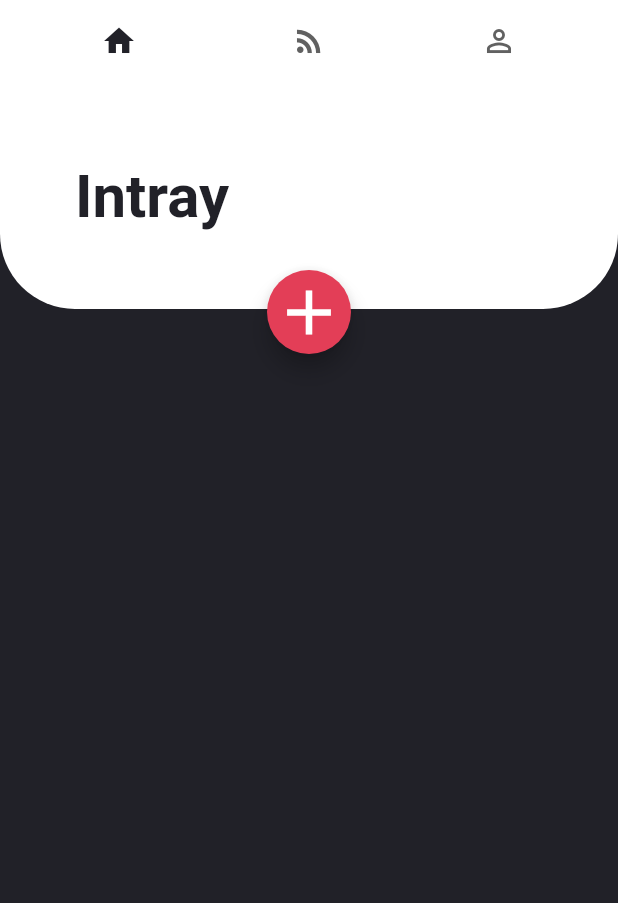
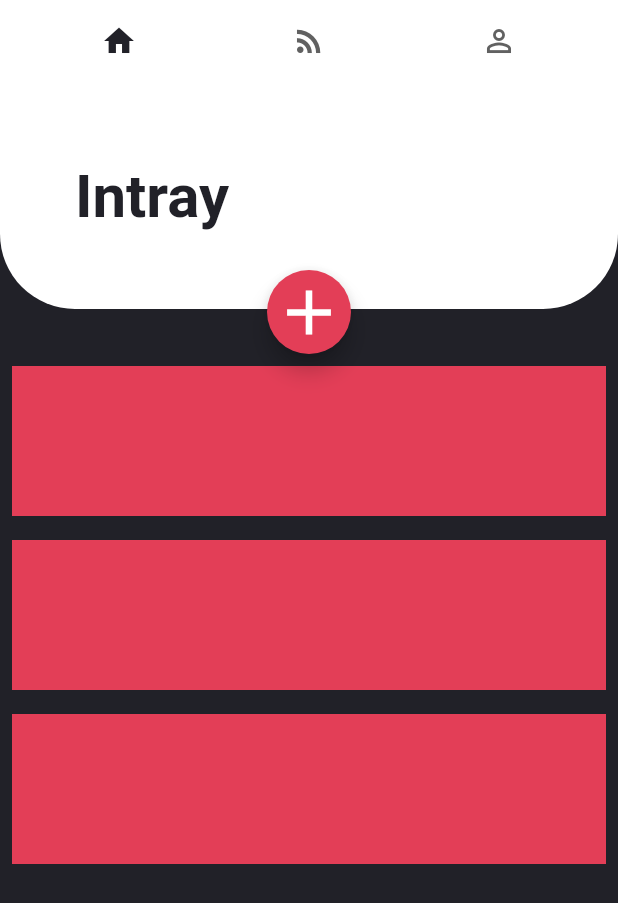
Before and after one commit to Lucxjo/Tasko-flutter, a Flutter app: the screen it shows after launch, on a phone screen of 412 x 824 dp. Shown: the top 903 px of the screen. Run offline on Flutter 3.47's test engine with Material 2 defaults, Android fonts, the phone set to English and light mode, and no system bars; Roboto replaces fonts that are missing (Avenir).

Commit message:
Added a basic list system. Will change later.

```diff
--- a/lib/views/intray/intray_view.dart
+++ b/lib/views/intray/intray_view.dart
@@ -11,6 +11,30 @@ class _IntrayViewState extends State<IntrayView> {
   Widget build(BuildContext context) {
     return Container(
       color: Colour.darkGrey,
+      child: ListView(
+        padding: EdgeInsets.only(top: 180.0),
+        children: getList(),
+      ),
     );
   }
 }
+
+List<Widget> getList() {
+  return [
+    Container(
+      margin: EdgeInsets.all(8),
+      height: 100,
+      color: Colour.red,
+    ),
+    Container(
+      margin: EdgeInsets.all(8),
+      height: 100,
+      color: Colour.red,
+    ),
+    Container(
+      margin: EdgeInsets.all(8),
+      height: 100,
+      color: Colour.red,
+    )
+  ];
+}
```
